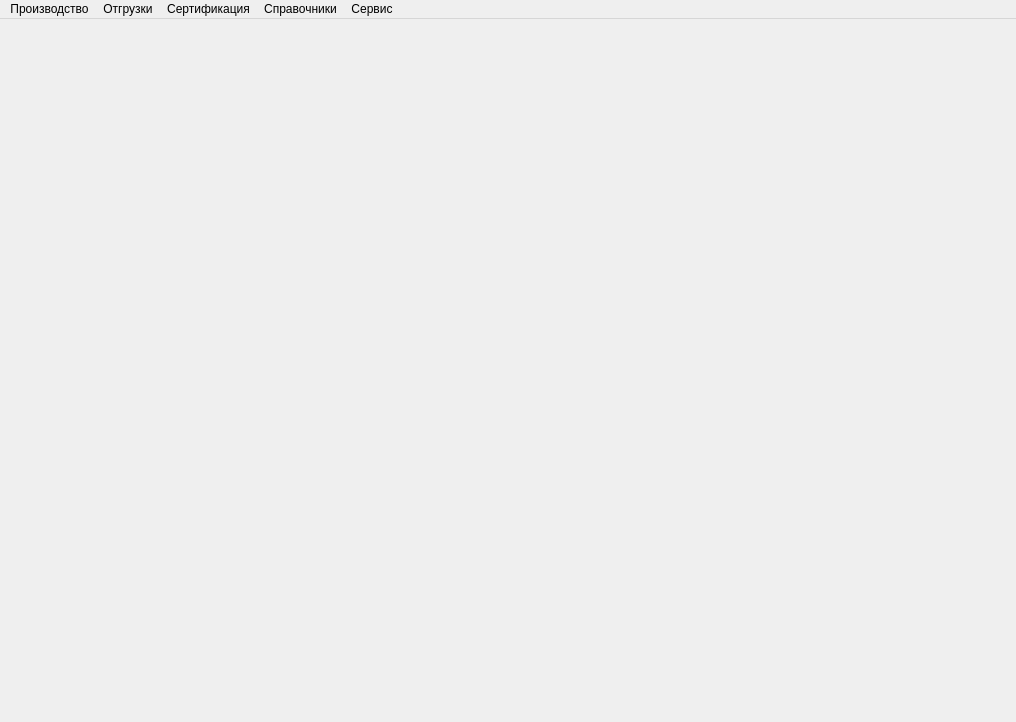
Before: the Qt Designer form mainwindow.ui in Sergeyego/el_sert, drawn with Qt 5.
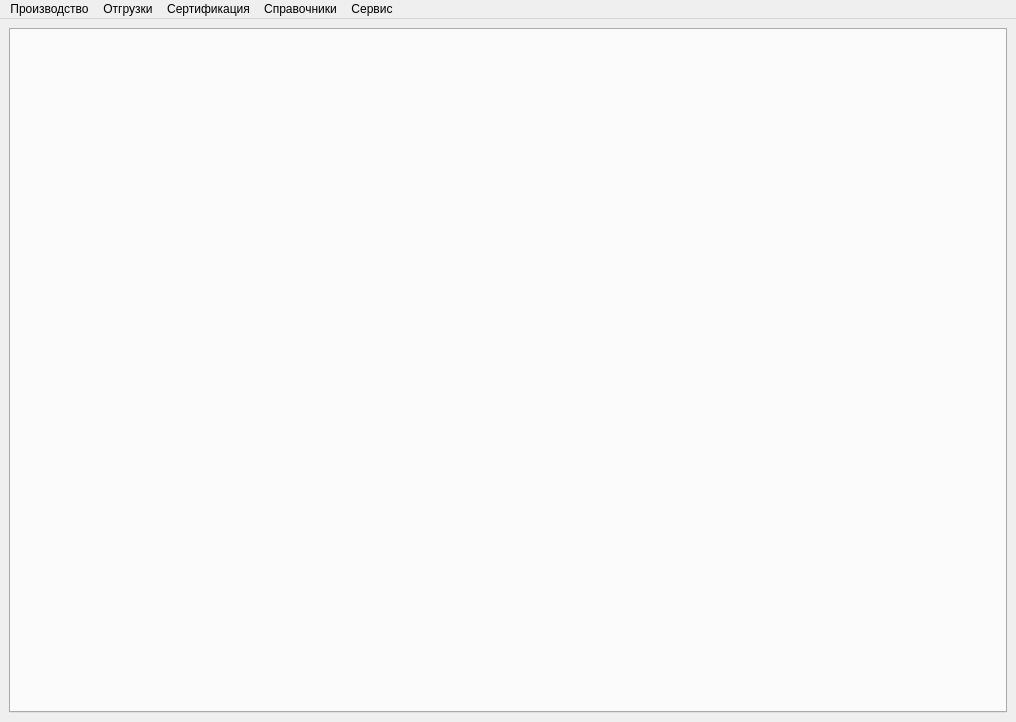
After: the same form once the commit is applied.

What changed in the file:
```diff
--- a/mainwindow.ui
+++ b/mainwindow.ui
@@ -14,7 +14,24 @@
    <string>Сертификаты качества</string>
   </property>
   <widget class="QWidget" name="centralwidget">
-   <layout class="QVBoxLayout" name="verticalLayout"/>
+   <layout class="QVBoxLayout" name="verticalLayout">
+    <item>
+     <widget class="QTabWidget" name="tabWidget">
+      <property name="currentIndex">
+       <number>-1</number>
+      </property>
+      <property name="documentMode">
+       <bool>false</bool>
+      </property>
+      <property name="tabsClosable">
+       <bool>true</bool>
+      </property>
+      <property name="movable">
+       <bool>true</bool>
+      </property>
+     </widget>
+    </item>
+   </layout>
   </widget>
   <widget class="QMenuBar" name="menubar">
    <property name="geometry">
```
Left out of the diff: 49 changed lines with no effect on the pictures.
